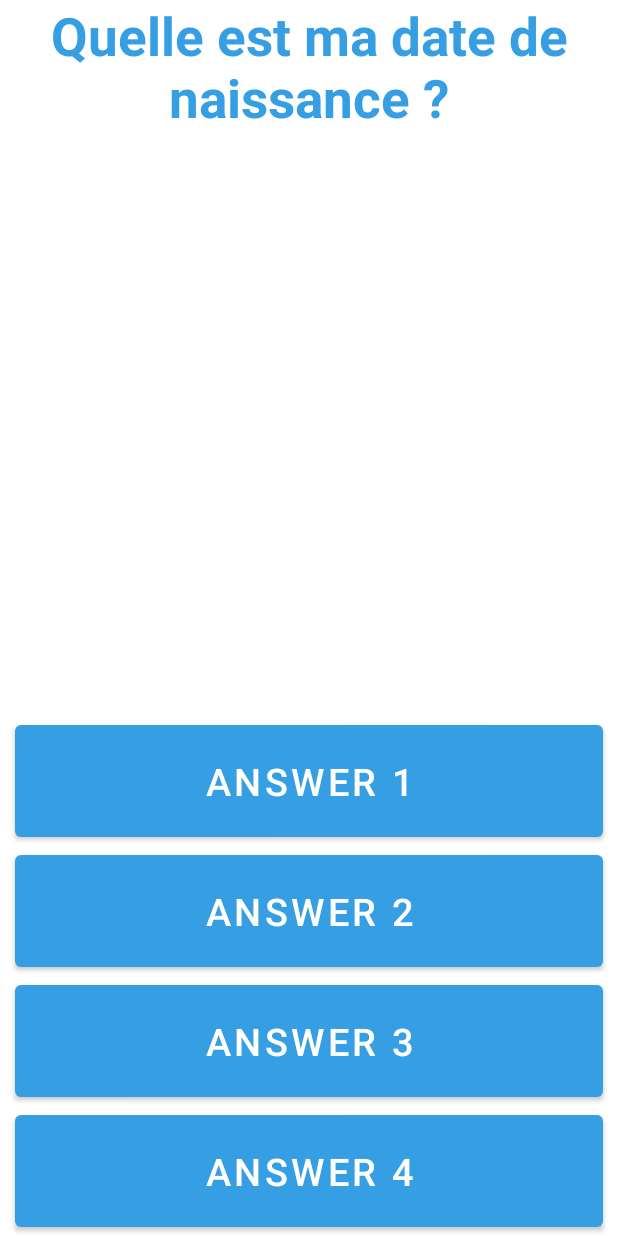
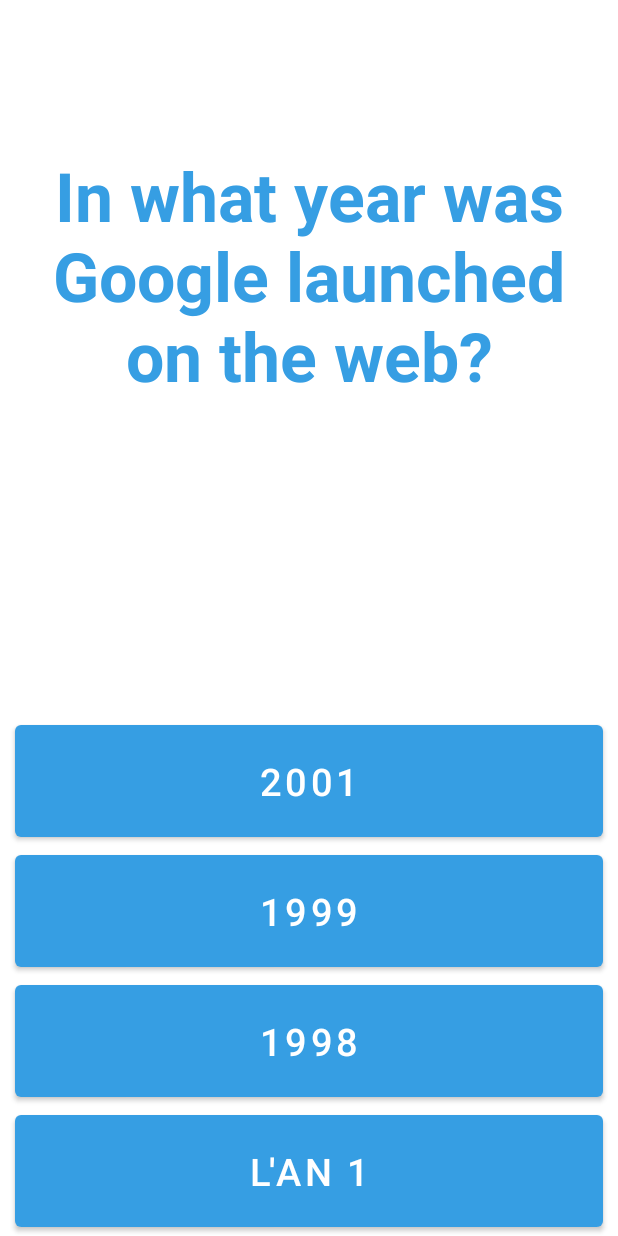
Before and after one commit to Alexandre-Vernet/Quizz, an Android app: the screen it shows after launch (MainActivity), on a phone screen of 412 x 824 dp. Run offline under Robolectric (Android 15) with nearby library versions, the phone set to English and light mode, and no system bars.

Commit message:
Generate questions dynamically

```diff
--- a/app/src/main/java/com/ynov/vernet/quizz/MainActivity.java
+++ b/app/src/main/java/com/ynov/vernet/quizz/MainActivity.java
@@ -1,26 +1,46 @@
 package com.ynov.vernet.quizz;
 
 import android.os.Bundle;
+import android.view.View;
 import android.widget.Button;
-import android.widget.TextView;
+import android.widget.Toast;
 
 import androidx.appcompat.app.AppCompatActivity;
 
-public class MainActivity extends AppCompatActivity {
-    TextView textViewQuestion;
+public class MainActivity extends AppCompatActivity implements View.OnClickListener {
+
     Button[] btnAnswer = new Button[4];
+
+    private static final String TAG = "MainActivity";
 
     @Override
     protected void onCreate(Bundle savedInstanceState) {
         super.onCreate(savedInstanceState);
         setContentView(R.layout.activity_main);
 
-        textViewQuestion = findViewById(R.id.textViewQuestion);
         btnAnswer[0] = findViewById(R.id.btnAnswer_1);
         btnAnswer[1] = findViewById(R.id.btnAnswer_2);
         btnAnswer[2] = findViewById(R.id.btnAnswer_3);
         btnAnswer[3] = findViewById(R.id.btnAnswer_4);
 
-        textViewQuestion.setText(new Questions().askQuestion());
+        // Implement buttons
+        for (int i = 0; i < 4; i++)
+            btnAnswer[i].setOnClickListener(this);
+
+        // Generate questions
+        new Questions(this, this).askQuestion();
+    }
+
+    @Override
+    public void onClick(View v) {
+        switch (v.getId()) {
+            case R.id.btnAnswer_1:
+                Toast.makeText(this, "coucouuu", Toast.LENGTH_SHORT).show();
+                break;
+
+            case R.id.btnAnswer_2:
+                Toast.makeText(this, "coucou 2", Toast.LENGTH_SHORT).show();
+
+        }
     }
 }
--- a/app/src/main/java/com/ynov/vernet/quizz/Questions.java
+++ b/app/src/main/java/com/ynov/vernet/quizz/Questions.java
@@ -1,21 +1,79 @@
 package com.ynov.vernet.quizz;
 
+import android.app.Activity;
+import android.content.Context;
 import android.util.Log;
+import android.widget.Button;
+import android.widget.TextView;
 
-import java.util.concurrent.ThreadLocalRandom;
+import java.util.Random;
 
 public class Questions {
+    Context context;
+    Activity activity;
+
+    TextView textViewQuestion;
+    Button[] btnAnswer = new Button[4];
+
+    // Debug
     private static final String TAG = "Questions";
 
-    public String askQuestion() {
-        int randomQuestion = ThreadLocalRandom.current().nextInt(0, 10);
+    Questions(Context context, Activity activity) {
+        this.context = context;
+        this.activity = activity;
 
-        String question = "Quelle est ma date de naissance ?";
-        String answer1 = "1998";
-        String answer2 = "1999";
-        String answer3 = "2000";
-        String answer4 = "2001";
+        textViewQuestion = activity.findViewById(R.id.textViewQuestion);
+        btnAnswer[0] = activity.findViewById(R.id.btnAnswer_1);
+        btnAnswer[1] = activity.findViewById(R.id.btnAnswer_2);
+        btnAnswer[2] = activity.findViewById(R.id.btnAnswer_3);
+        btnAnswer[3] = activity.findViewById(R.id.btnAnswer_4);
+    }
 
-        return question;
+    public void askQuestion() {
+
+        String question = "";
+        String[] answer = new String[4];
+
+        // Generate random question
+        Random random = new Random();
+        int randomQuestion = random.nextInt(3 - 0) + 0;
+        Log.d(TAG, "askQuestion: " + randomQuestion);
+
+        switch (randomQuestion) {
+            case 0:
+                question = "Question";
+                answer[0] = "answer0";
+                answer[1] = "answer1";
+                answer[2] = "answer2";
+                answer[3] = "answer3";
+                break;
+            case 1:
+                question = "In what year was Google launched on the web?";
+                answer[0] = "2001";
+                answer[1] = "1999";
+                answer[2] = "1998";
+                answer[3] = "L'an 1";
+                break;
+            case 2:
+                question = "What does \"FTP\" stand for in the computer and internet world?";
+                answer[0] = "Fa Ta Pa";
+                answer[1] = "Force Tripe Prout";
+                answer[2] = "File Transfer Protocol";
+                answer[3] = "La réponse D";
+                break;
+            default:
+                question = "What is the country top-level domain of Belgium?";
+                answer[0] = ".fr";
+                answer[1] = "The .be domain";
+                answer[2] = ".com";
+                answer[3] = ".lo";
+                break;
+        }
+
+        // Display questions
+        textViewQuestion.setText(question);
+        for (int i = 0; i < 4; i++)
+            btnAnswer[i].setText(answer[i]);
+
     }
 }
--- a/app/src/main/res/layout/activity_main.xml
+++ b/app/src/main/res/layout/activity_main.xml
@@ -13,10 +13,11 @@
         android:layout_marginStart="10dp"
         android:layout_marginEnd="10dp"
         android:layout_weight="1"
+        android:layout_marginTop="100dp"
         android:text="Question"
         android:textAlignment="center"
         android:textColor="@color/primary_color"
-        android:textSize="35sp"
+        android:textSize="45sp"
         android:textStyle="bold" />
 
     <Button
```
